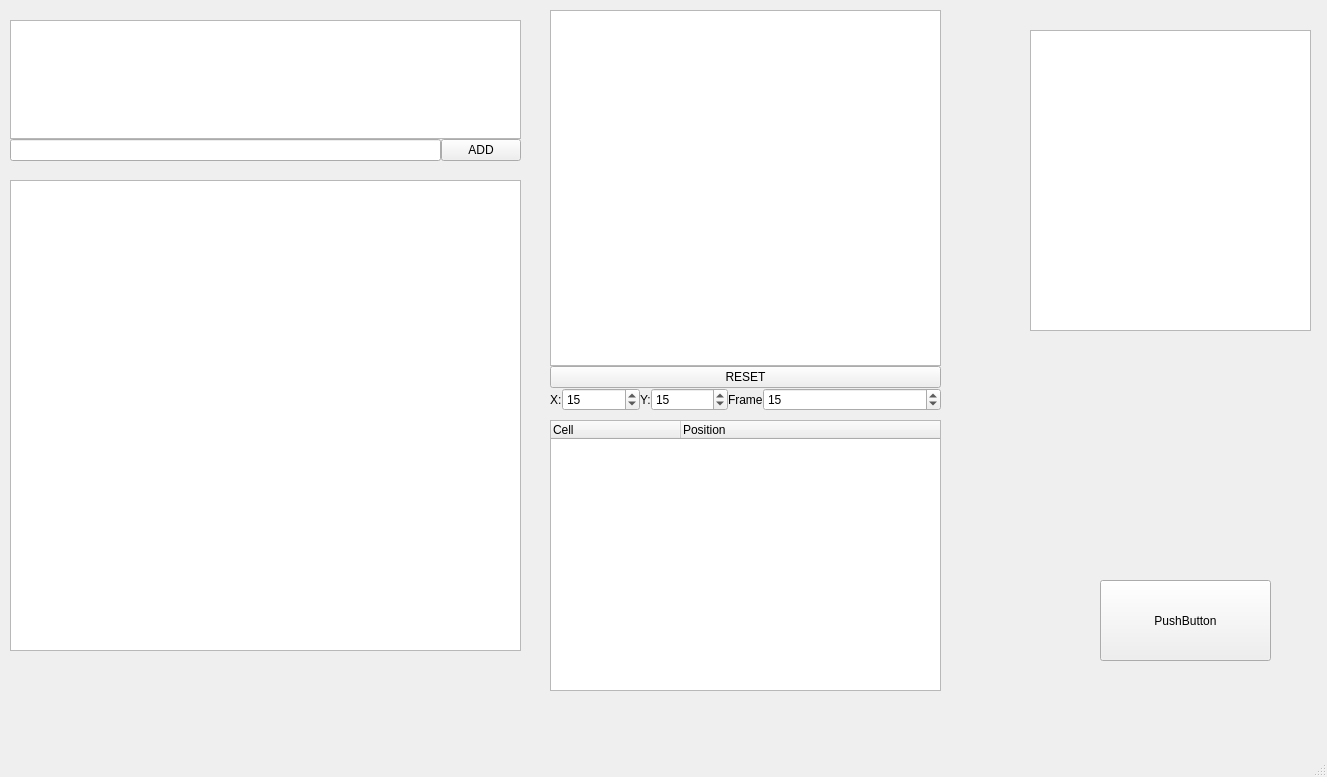
Qt form OtemoMaker/mainwindow.ui (kysaeed/otemo-maker) before a commit.
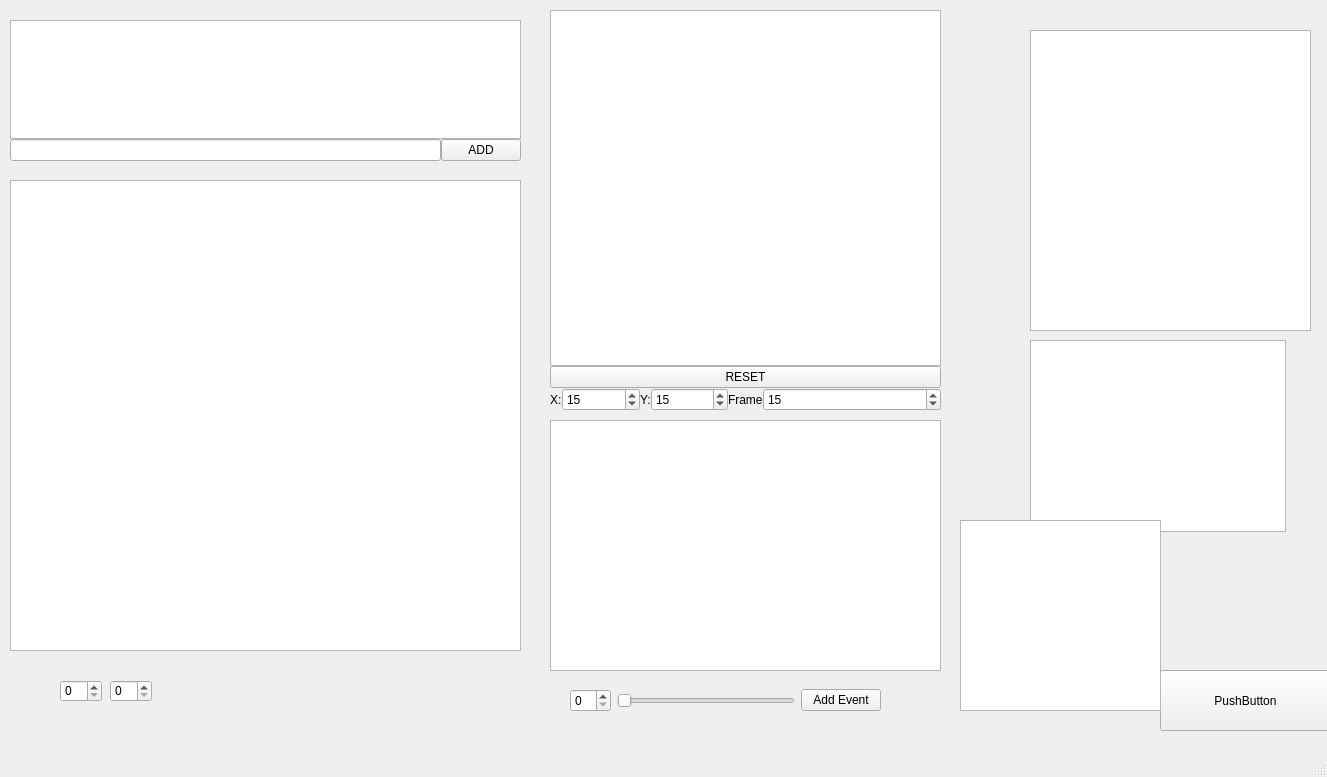
The same form after that commit. Custom widgets are drawn as their Qt base class.

Patch:
```diff
--- a/OtemoMaker/mainwindow.ui
+++ b/OtemoMaker/mainwindow.ui
@@ -37,10 +37,10 @@
    <widget class="QPushButton" name="pushButton">
     <property name="geometry">
      <rect>
-      <x>1100</x>
-      <y>580</y>
+      <x>1160</x>
+      <y>670</y>
       <width>171</width>
-      <height>81</height>
+      <height>61</height>
      </rect>
     </property>
     <property name="text">
@@ -53,17 +53,17 @@
       <x>550</x>
       <y>420</y>
       <width>391</width>
-      <height>271</height>
+      <height>251</height>
      </rect>
     </property>
     <property name="headerHidden">
-     <bool>false</bool>
+     <bool>true</bool>
     </property>
     <property name="columnCount">
      <number>2</number>
     </property>
     <attribute name="headerVisible">
-     <bool>true</bool>
+     <bool>false</bool>
     </attribute>
     <attribute name="headerDefaultSectionSize">
      <number>130</number>
@@ -230,6 +230,78 @@
      </item>
     </layout>
    </widget>
+   <widget class="QWidget" name="horizontalLayoutWidget">
+    <property name="geometry">
+     <rect>
+      <x>570</x>
+      <y>680</y>
+      <width>311</width>
+      <height>41</height>
+     </rect>
+    </property>
+    <layout class="QHBoxLayout" name="horizontalLayout_5">
+     <item>
+      <widget class="QSpinBox" name="spinBoxEventId"/>
+     </item>
+     <item>
+      <widget class="QSlider" name="horizontalSlider">
+       <property name="maximum">
+        <number>10</number>
+       </property>
+       <property name="orientation">
+        <enum>Qt::Horizontal</enum>
+       </property>
+      </widget>
+     </item>
+     <item>
+      <widget class="QPushButton" name="pushButtonAddEvent">
+       <property name="text">
+        <string>Add Event</string>
+       </property>
+      </widget>
+     </item>
+    </layout>
+   </widget>
+   <widget class="QSpinBox" name="spinBoxEventX">
+    <property name="geometry">
+     <rect>
+      <x>60</x>
+      <y>680</y>
+      <width>42</width>
+      <height>22</height>
+     </rect>
+    </property>
+   </widget>
+   <widget class="QSpinBox" name="spinBoxEventY">
+    <property name="geometry">
+     <rect>
+      <x>110</x>
+      <y>680</y>
+      <width>42</width>
+      <height>22</height>
+     </rect>
+    </property>
+   </widget>
+   <widget class="AnimationMountPointList" name="mountPointList">
+    <property name="geometry">
+     <rect>
+      <x>1030</x>
+      <y>340</y>
+      <width>256</width>
+      <height>192</height>
+     </rect>
+    </property>
+   </widget>
+   <widget class="AnimationCellView" name="actorCellView">
+    <property name="geometry">
+     <rect>
+      <x>960</x>
+      <y>520</y>
+      <width>201</width>
+      <height>191</height>
+     </rect>
+    </property>
+   </widget>
   </widget>
   <widget class="QMenuBar" name="menubar">
    <property name="geometry">
@@ -269,6 +341,16 @@
    <extends>QListWidget</extends>
    <header>animationselectlist.h</header>
   </customwidget>
+  <customwidget>
+   <class>AnimationMountPointList</class>
+   <extends>QListWidget</extends>
+   <header>animationmountpointlist.h</header>
+  </customwidget>
+  <customwidget>
+   <class>AnimationCellView</class>
+   <extends>QGraphicsView</extends>
+   <header>animationcellview.h</header>
+  </customwidget>
  </customwidgets>
  <resources/>
  <connections/>
```
